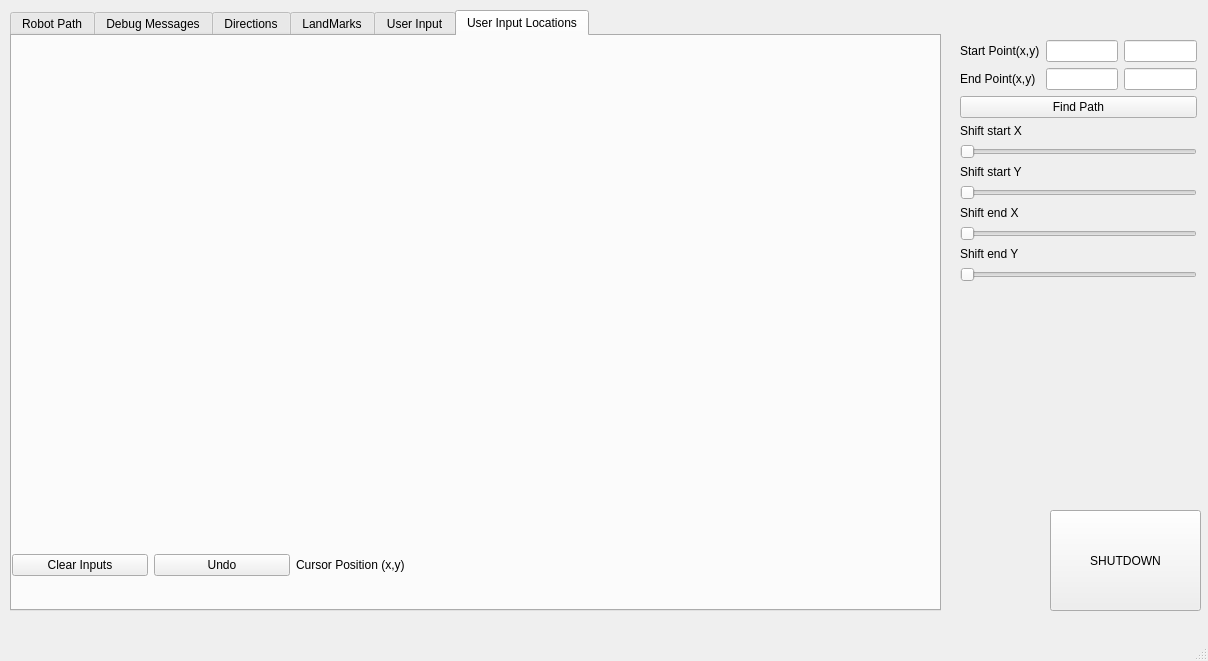
Before: the Qt Designer form ui/mainwindow.ui in denis-draca/capstone, drawn with Qt 5.
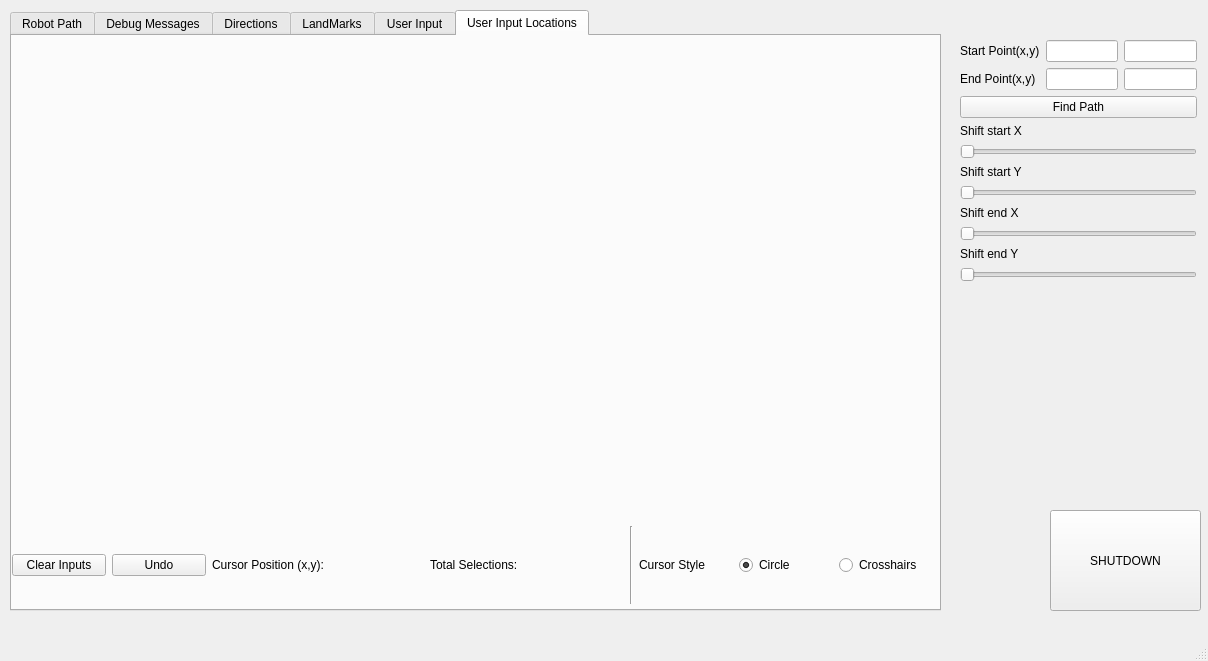
After: the same form once the commit is applied. The open tabs and pages were chosen to show the change.

Commit message: Added crosshair as an option for the pointer. The total amount of selections made will now also show up

```diff
--- a/ui/mainwindow.ui
+++ b/ui/mainwindow.ui
@@ -379,7 +379,7 @@
        <rect>
         <x>0</x>
         <y>490</y>
-        <width>561</width>
+        <width>921</width>
         <height>78</height>
        </rect>
       </property>
@@ -401,7 +401,7 @@
        <item>
         <widget class="QLabel" name="label_16">
          <property name="text">
-          <string>Cursor Position (x,y)</string>
+          <string>Cursor Position (x,y):</string>
          </property>
         </widget>
        </item>
@@ -412,6 +412,51 @@
          </property>
         </widget>
        </item>
+       <item>
+        <widget class="QLabel" name="label_18">
+         <property name="text">
+          <string>Total Selections:</string>
+         </property>
+        </widget>
+       </item>
+       <item>
+        <widget class="QLabel" name="label_selections">
+         <property name="text">
+          <string/>
+         </property>
+        </widget>
+       </item>
+       <item>
+        <widget class="Line" name="line">
+         <property name="orientation">
+          <enum>Qt::Vertical</enum>
+         </property>
+        </widget>
+       </item>
+       <item>
+        <widget class="QLabel" name="label_17">
+         <property name="text">
+          <string>Cursor Style</string>
+         </property>
+        </widget>
+       </item>
+       <item>
+        <widget class="QRadioButton" name="rb_circle">
+         <property name="text">
+          <string>Circle</string>
+         </property>
+         <property name="checked">
+          <bool>true</bool>
+         </property>
+        </widget>
+       </item>
+       <item>
+        <widget class="QRadioButton" name="rb_crosshair">
+         <property name="text">
+          <string>Crosshairs</string>
+         </property>
+        </widget>
+       </item>
       </layout>
      </widget>
      <zorder>img_uInput</zorder>
```
Left out of the diff: 5 changed lines with no effect on the pictures. The commit also changes 1 other file.
